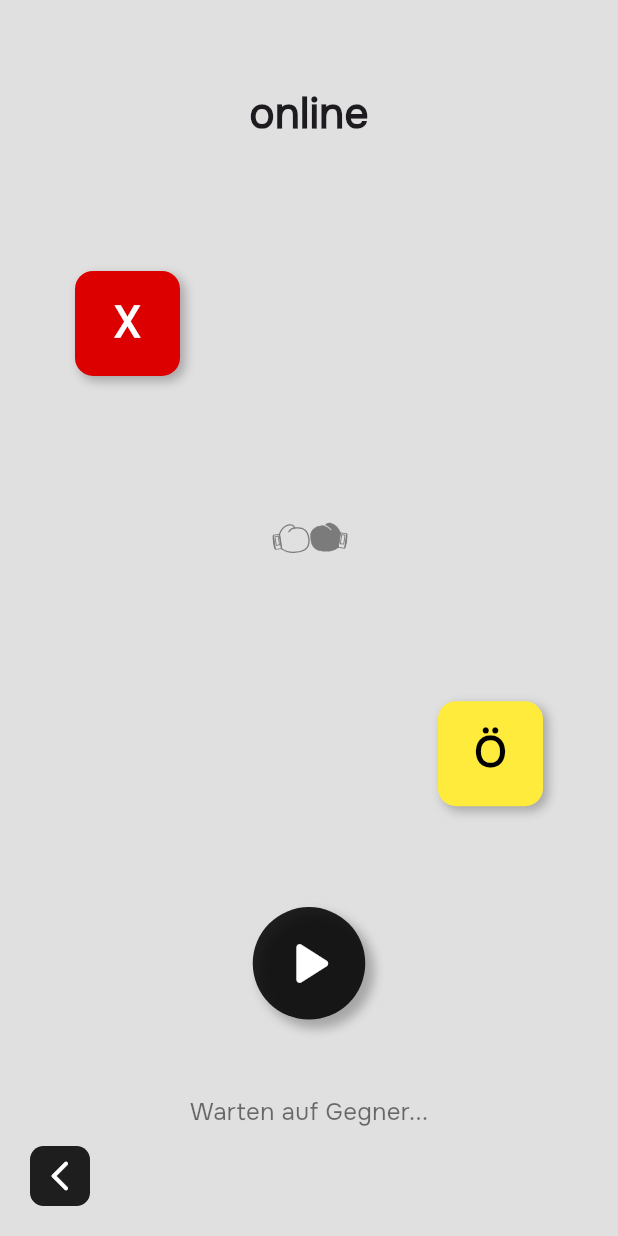
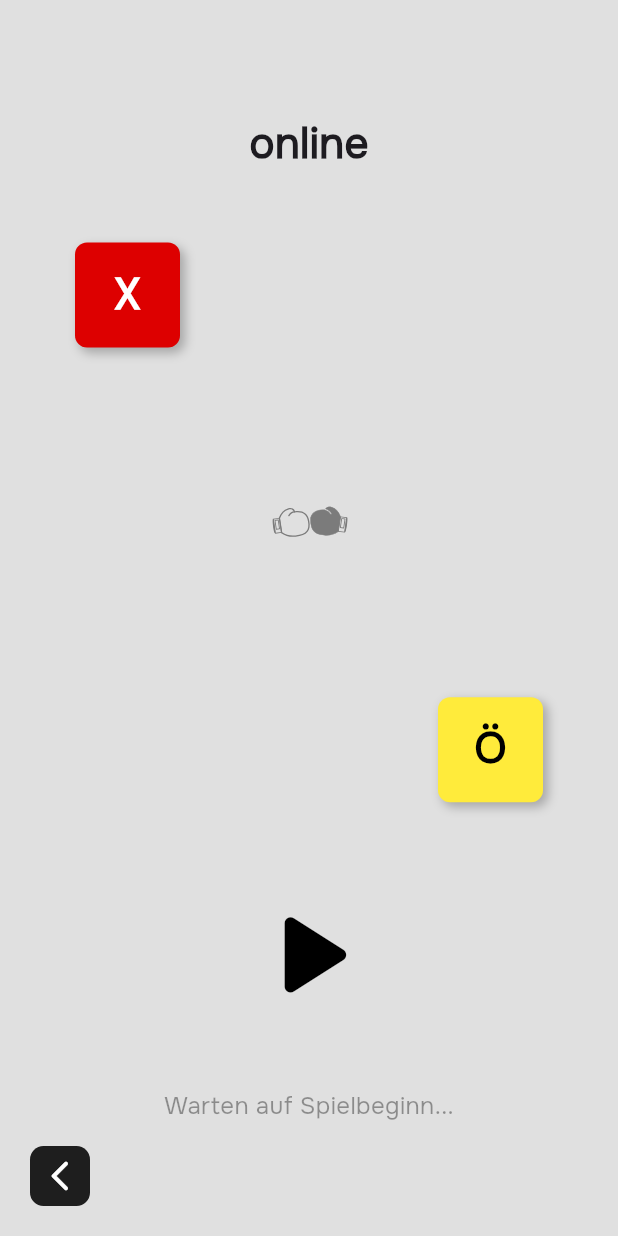
Before and after one commit to 3llips1s/tic-tac-zwo, a Flutter app: the OnlineTurnSelectionScreen screen opened directly with empty values, on a phone screen of 412 x 824 dp. Run offline on Flutter 3.47's test engine with Material 3 defaults, Android fonts, the phone set to English and light mode, and no system bars; our stand-ins replace connectivity_plus, flutter_riverpod, flutter_svg, geolocator, hive_ce, hive_ce_flutter and 1 more; missing offline and left inert: country_flags; accounts and stored records are empty; network calls fail.

Commit message:
opponent status in matchmaking status fixed

```diff
--- a/lib/features/game/core/ui/screens/turn_selection_screen.dart
+++ b/lib/features/game/core/ui/screens/turn_selection_screen.dart
@@ -214,7 +214,7 @@ class _TurnSelectionScreenState extends State<TurnSelectionScreen> {
       width: 70,
       decoration: BoxDecoration(
         color: player.symbol == PlayerSymbol.X ? colorRed : colorYellow,
-        borderRadius: BorderRadius.circular(12),
+        borderRadius: BorderRadius.circular(8),
         boxShadow: [
           // bottom right
           BoxShadow(
--- a/lib/features/game/online/logic/online_game_notifier.dart
+++ b/lib/features/game/online/logic/online_game_notifier.dart
@@ -78,7 +78,9 @@ class OnlineGameNotifier extends GameNotifier {
     if (!_isLocalPlayerTurn || _processingRemoteUpdate) return;
     if (state.selectedCellIndex == null ||
         !state.isTimerActive ||
-        gameSessionId.isEmpty) return;
+        gameSessionId.isEmpty) {
+      return;
+    }
 
     bool isCorrect = state.currentNoun?.article == selectedArticle;
 
--- a/lib/features/game/online/ui/screens/matchmaking_screen.dart
+++ b/lib/features/game/online/ui/screens/matchmaking_screen.dart
@@ -439,7 +439,7 @@ class _MatchmakingScreenState extends ConsumerState<MatchmakingScreen>
                       ),
                       overlayColor: colorRed,
                       side: BorderSide(
-                        color: Colors.black26,
+                        color: Colors.black38,
                       ),
                     ),
                     child: Icon(
--- a/lib/features/game/online/ui/screens/online_turn_selection_screen.dart
+++ b/lib/features/game/online/ui/screens/online_turn_selection_screen.dart
@@ -1,10 +1,12 @@
 import 'package:flutter/material.dart';
+import 'package:flutter/services.dart';
 import 'package:flutter_riverpod/flutter_riverpod.dart';
 import 'package:flutter_svg/svg.dart';
 import 'package:tic_tac_zwo/config/game_config/constants.dart';
 import 'package:tic_tac_zwo/features/auth/ui/widgets/flag.dart';
 import 'package:tic_tac_zwo/features/game/core/data/models/game_config.dart';
 import 'package:tic_tac_zwo/features/game/core/data/models/player.dart';
+import 'package:tic_tac_zwo/features/game/core/ui/widgets/ripple_icon.dart';
 import 'package:tic_tac_zwo/features/game/online/data/services/matchmaking_service.dart';
 import 'package:tic_tac_zwo/features/game/online/data/services/online_game_service.dart';
 
@@ -75,6 +77,8 @@ class _OnlineTurnSelectionScreenState
   }
 
   void _toggleReady() {
+    HapticFeedback.mediumImpact();
+
     setState(() {
       _isReady = !_isReady;
     });
@@ -201,7 +205,7 @@ class _OnlineTurnSelectionScreenState
               children: [
                 // title
                 Padding(
-                  padding: const EdgeInsets.only(top: 10),
+                  padding: const EdgeInsets.only(top: 30),
                   child: SizedBox(
                     height: kToolbarHeight * 2,
                     child: Align(
@@ -216,8 +220,6 @@ class _OnlineTurnSelectionScreenState
                     ),
                   ),
                 ),
-
-                SizedBox(height: kToolbarHeight / 1.5),
 
                 // Player 1
                 _buildPlayerRow(player1),
@@ -240,53 +242,12 @@ class _OnlineTurnSelectionScreenState
                 // Player 2
                 _buildPlayerRow(player2, alignRight: true),
 
-                SizedBox(height: kToolbarHeight),
+                SizedBox(height: kToolbarHeight / 1.5),
 
                 // Ready button
                 GestureDetector(
-                  onTap: _toggleReady,
-                  child: AnimatedContainer(
-                    duration: Duration(milliseconds: 450),
-                    height: 75,
-                    width: _isReady ? 175 : 75,
-                    decoration: BoxDecoration(
-                      color: _isReady ? Colors.green : Colors.black87,
-                      borderRadius: BorderRadius.circular(40),
-                      boxShadow: [
-                        BoxShadow(
-                          color: Colors.black26,
-                          offset: Offset(5, 5),
-                          blurRadius: 5,
-                          spreadRadius: 1,
-                        ),
-                      ],
-                    ),
-                    child: Center(
-                      child: Row(
-                        mainAxisSize: MainAxisSize.min,
-                        children: [
-                          Icon(
-                            _isReady
-                                ? Icons.check_circle_rounded
-                                : Icons.play_arrow_rounded,
-                            color: colorWhite,
-                            size: _isReady ? 40 : 50,
-                          ),
-                          if (_isReady) ...[
-                            SizedBox(width: 16),
-                            Text(
-                              'Bereit!',
-                              style: TextStyle(
-                                color: colorWhite,
-                                fontSize: 18,
-                                fontWeight: FontWeight.bold,
-                              ),
-                            ),
-                          ]
-                        ],
-                      ),
-                    ),
-                  ),
+                  onTap: _isReady ? _toggleReady : null,
+                  child: _buildReadyButton(),
                 ),
 
                 // Opponent status
@@ -296,23 +257,8 @@ class _OnlineTurnSelectionScreenState
                     return Transform.translate(
                       offset: Offset(0, _hoverAnimation.value),
                       child: Padding(
-                        padding: const EdgeInsets.only(top: 40.0),
-                        child: isOpponentReady
-                            ? Text(
-                                "Gegner ist bereit!",
-                                style: TextStyle(
-                                  color: Colors.green,
-                                  fontWeight: FontWeight.bold,
-                                  fontSize: 16,
-                                ),
-                              )
-                            : Text(
-                                "Warten auf Gegner...",
-                                style: TextStyle(
-                                  color: Colors.black54,
-                                  fontSize: 16,
-                                ),
-                              ),
+                        padding: const EdgeInsets.only(top: 30.0),
+                        child: _showReadyStatus(isOpponentReady),
                       ),
                     );
                   },
@@ -368,7 +314,7 @@ class _OnlineTurnSelectionScreenState
       width: 70,
       decoration: BoxDecoration(
         color: player.symbol == PlayerSymbol.X ? colorRed : colorYellow,
-        borderRadius: BorderRadius.circular(12),
+        borderRadius: BorderRadius.circular(8),
         boxShadow: [
           BoxShadow(
             color: Colors.black26,
@@ -389,8 +335,8 @@ class _OnlineTurnSelectionScreenState
       ),
     );
 
-    const space = SizedBox(width: 16);
-    const flagSpace = SizedBox(width: 8);
+    const space = SizedBox(width: 24);
+    const flagSpace = SizedBox(width: 12);
 
     final playerInfo = Row(
       mainAxisSize: MainAxisSize.min,
@@ -406,8 +352,8 @@ class _OnlineTurnSelectionScreenState
         if (player.countryCode != null && player.countryCode!.isNotEmpty)
           Flag(
             countryCode: player.countryCode!,
-            height: 15,
-            width: 22.5,
+            height: 12,
+            width: 18,
           )
       ],
     );
@@ -427,6 +373,72 @@ class _OnlineTurnSelectionScreenState
     );
   }
 
+  Widget _buildReadyButton() {
+    if (_isReady) {
+      return Icon(
+        Icons.check_circle_rounded,
+        color: Colors.green,
+        size: 90,
+        shadows: [
+          BoxShadow(
+            color: colorGrey400,
+            offset: Offset(5, 5),
+            blurRadius: 15,
+          )
+        ],
+      );
+    } else {
+      return RippleIcon(
+        includeShadows: false,
+        icon: Icon(
+          Icons.play_arrow_rounded,
+          color: colorBlack,
+          size: 90,
+        ),
+        onTap: _toggleReady,
+      );
+    }
+  }
+
+  Widget _showReadyStatus(bool isOpponentReady) {
+    if (_isReady && isOpponentReady) {
+      return Text(
+        'Spiel startet...',
+        style: TextStyle(
+          color: Colors.green,
+          fontWeight: FontWeight.bold,
+          fontSize: 16,
+        ),
+      );
+    } else if (_isReady && !isOpponentReady) {
+      return Text(
+        "Warten auf Gegner...",
+        style: TextStyle(
+          color: Colors.amber.shade700,
+          fontWeight: FontWeight.bold,
+          fontSize: 16,
+        ),
+      );
+    } else if (!_isReady && isOpponentReady) {
+      return Text(
+        "Gegner ist bereit. Drücke Play!",
+        style: TextStyle(
+          color: colorRed.withOpacity(0.5),
+          fontWeight: FontWeight.bold,
+          fontSize: 16,
+        ),
+      );
+    } else {
+      return Text(
+        "Warten auf Spielbeginn...",
+        style: TextStyle(
+          color: Colors.black38,
+          fontSize: 16,
+        ),
+      );
+    }
+  }
+
   @override
   void dispose() {
     _hoverController.dispose();
```
Also changed, not shown: 1 other file.
